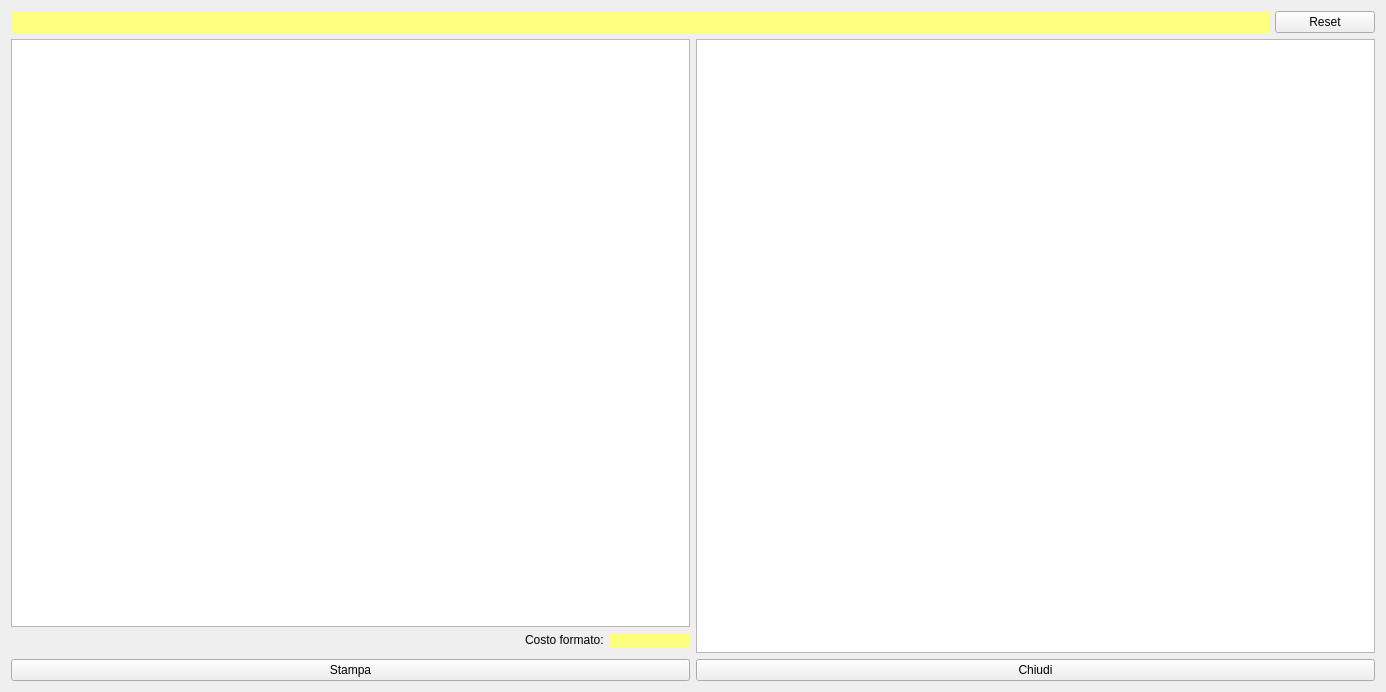
First picture: the form in hcalcolo_costi_jolly.ui, repository fblabs/hamlet-mod-sancon, before the edit.
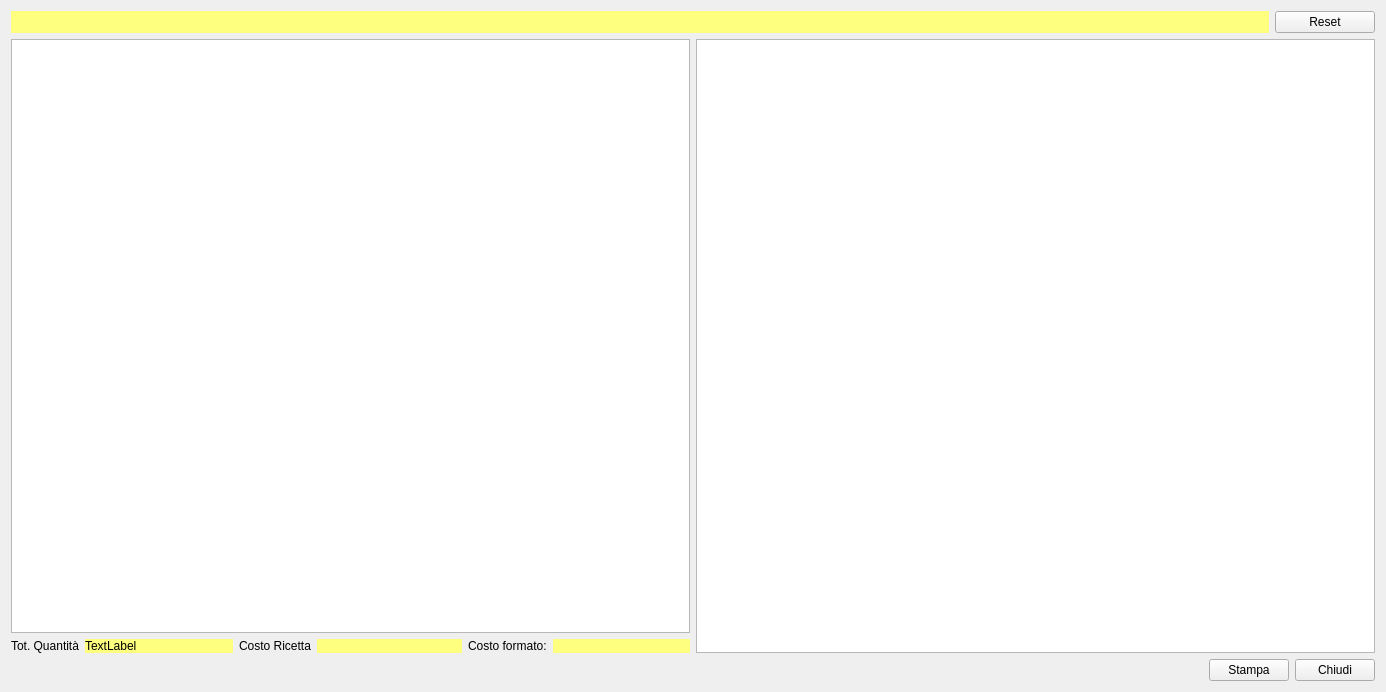
Second picture: the form after the edit. Icons and pictures are not drawn.

Patch:
```diff
--- a/hcalcolo_costi_jolly.ui
+++ b/hcalcolo_costi_jolly.ui
@@ -46,7 +46,7 @@
     </layout>
    </item>
    <item>
-    <layout class="QHBoxLayout" name="horizontalLayout_3">
+    <layout class="QHBoxLayout" name="horizontalLayout">
      <item>
       <layout class="QVBoxLayout" name="verticalLayout">
        <item>
@@ -60,23 +60,52 @@
         </widget>
        </item>
        <item>
-        <layout class="QHBoxLayout" name="horizontalLayout">
-         <item>
-          <spacer name="horizontalSpacer">
-           <property name="orientation">
-            <enum>Qt::Horizontal</enum>
-           </property>
-           <property name="sizeHint" stdset="0">
-            <size>
-             <width>40</width>
-             <height>20</height>
-            </size>
-           </property>
-          </spacer>
+        <layout class="QGridLayout" name="gridLayout">
+         <item row="0" column="0">
+          <layout class="QFormLayout" name="formLayout_3">
+           <item row="0" column="0">
+            <widget class="QLabel" name="label_3">
+             <property name="text">
+              <string>Tot. Quantità</string>
+             </property>
+            </widget>
+           </item>
+           <item row="0" column="1">
+            <widget class="QLabel" name="lb_totale_quantita">
+             <property name="styleSheet">
+              <string notr="true">background-color: rgb(255, 255, 127);</string>
+             </property>
+             <property name="text">
+              <string>TextLabel</string>
+             </property>
+            </widget>
+           </item>
+          </layout>
          </item>
-         <item>
+         <item row="0" column="1">
           <layout class="QFormLayout" name="formLayout">
            <item row="0" column="0">
+            <widget class="QLabel" name="label">
+             <property name="text">
+              <string>Costo Ricetta</string>
+             </property>
+            </widget>
+           </item>
+           <item row="0" column="1">
+            <widget class="QLabel" name="lbCosto_Ricetta">
+             <property name="styleSheet">
+              <string notr="true">background-color: rgb(255, 255, 127);</string>
+             </property>
+             <property name="text">
+              <string/>
+             </property>
+            </widget>
+           </item>
+          </layout>
+         </item>
+         <item row="0" column="2">
+          <layout class="QFormLayout" name="formLayout_2">
+           <item row="0" column="0">
             <widget class="QLabel" name="label_2">
              <property name="text">
               <string>Costo formato:</string>
@@ -116,6 +145,19 @@
    </item>
    <item>
     <layout class="QHBoxLayout" name="horizontalLayout_2">
+     <item>
+      <spacer name="horizontalSpacer">
+       <property name="orientation">
+        <enum>Qt::Horizontal</enum>
+       </property>
+       <property name="sizeHint" stdset="0">
+        <size>
+         <width>40</width>
+         <height>20</height>
+        </size>
+       </property>
+      </spacer>
+     </item>
      <item>
       <widget class="QPushButton" name="pbPrint">
        <property name="text">
```
